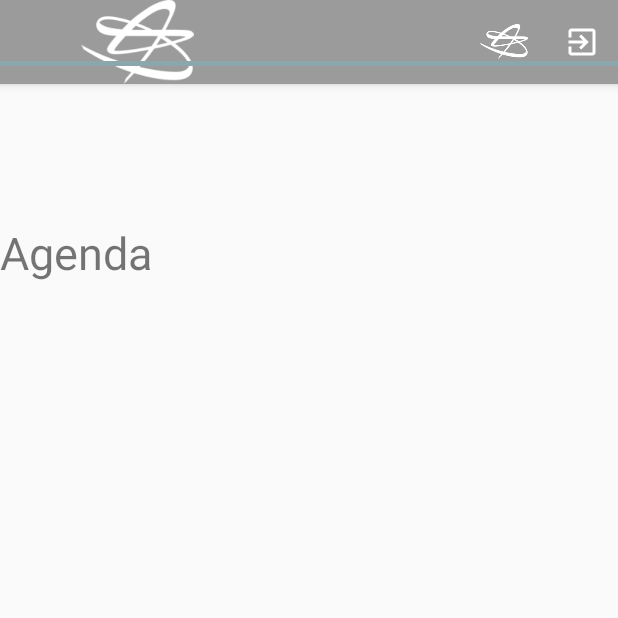
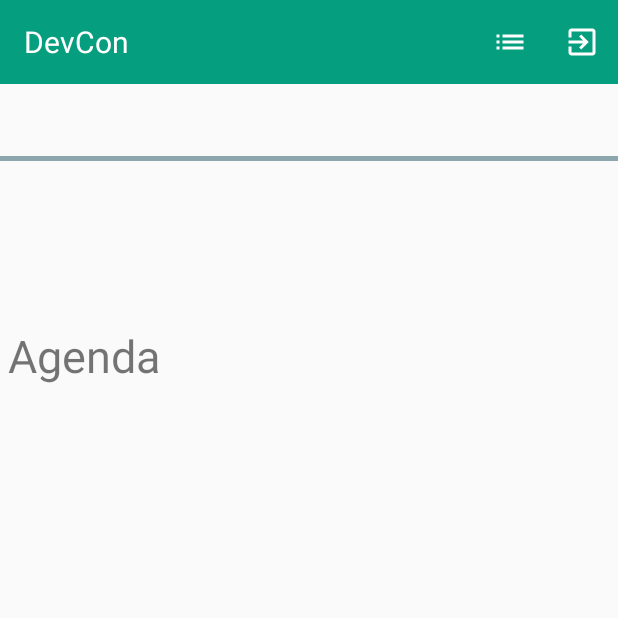
Before and after one commit to matulja/DevConfApp, an Android app: the EventActivity screen opened directly, with no data from a screen before it, on a phone screen of 412 x 824 dp, the top half of it. Run offline under Robolectric (Android 15) with nearby library versions, the phone set to English and light mode, and no system bars; libraries missing offline, so code that uses them is left out: com.loopj.android, cz.msebera.android; 2 statements that could not run were skipped.

Commit message:
added toolbar to all activities with layout and functions - back_to_event function in event list still not working

```diff
--- a/app/src/main/java/com/senacor/devconfapp/activities/EventActivity.java
+++ b/app/src/main/java/com/senacor/devconfapp/activities/EventActivity.java
@@ -7,9 +7,7 @@ import android.preference.PreferenceManager;
 import android.support.v7.app.AppCompatActivity;
 import android.support.v7.widget.Toolbar;
 import android.view.Menu;
-import android.view.MenuInflater;
 import android.view.MenuItem;
-import android.widget.TextView;
 
 import com.loopj.android.http.RequestParams;
 import com.senacor.devconfapp.R;
@@ -25,27 +23,38 @@ public class EventActivity extends AppCompatActivity {
     private SharedPreferences sharedPref;
     public static String URL;
     EventHandler eventHandler = new EventHandler(EventActivity.this);
-    Toolbar toolbar;
+    private Toolbar toolbar;
 
     @Override
     protected void onCreate(Bundle savedInstanceState) {
         super.onCreate(savedInstanceState);
         setContentView(event);
+        toolbar=(Toolbar) findViewById(R.id.toolbar_event);
+        if (toolbar != null){
+        setSupportActionBar(toolbar);}
         URL = getIntent().getExtras().getString("url");
         sharedPref = PreferenceManager.getDefaultSharedPreferences(this);
         eventHandler.getEvent(URL);
-        toolbar=(Toolbar) findViewById(R.id.toolbar);
-        setSupportActionBar(toolbar);
-        getSupportActionBar().setDisplayShowHomeEnabled(true);
-        //AppLogo
-        getSupportActionBar().setLogo(R.drawable.logow);
-        getSupportActionBar().setDisplayUseLogoEnabled(true);
-        // Remove default title text
-        getSupportActionBar().setDisplayShowTitleEnabled(false);
-        // Get access to the custom title view
-        TextView mTitle = (TextView) toolbar.findViewById(R.id.toolbar_title);
     }
 
+    @Override
+    public boolean onPrepareOptionsMenu(final Menu menu) {
+        /*MenuItem newEvent = menu.findItem(R.id.list_all_events);
+        newEvent.setVisible(sharedPref.getString("role", "role").equals("ADMIN"));*/
+        return true;
+    }
+
+    @Override
+    public boolean onCreateOptionsMenu (final Menu menu){
+        getMenuInflater().inflate(R.menu.main, menu);
+        return super.onCreateOptionsMenu(menu);
+
+    }
+
+    @Override
+    protected void onStart () {
+        super.onStart();
+    }
 
     @Override
     public boolean onOptionsItemSelected(MenuItem item) {
@@ -77,23 +86,4 @@ public class EventActivity extends AppCompatActivity {
 
         }
 
-    @Override
-    public boolean onPrepareOptionsMenu(Menu menu) {
-        MenuItem newEvent = menu.findItem(R.id.list_all_events);
-        newEvent.setVisible(sharedPref.getString("role", "role").equals("ADMIN"));
-        return true;
-    }
-
-        @Override
-        public boolean onCreateOptionsMenu (Menu menu){
-
-            getMenuInflater().inflate(R.menu.main, menu);
-            return super.onCreateOptionsMenu(menu);
-        }
-
-        @Override
-        protected void onStart () {
-            super.onStart();
-        }
-
-    }
+}
--- /dev/null
+++ b/app/src/main/res/drawable/ic_list_forevent_24dp.xml
@@ -0,0 +1,9 @@
+<vector xmlns:android="http://schemas.android.com/apk/res/android"
+        android:width="24dp"
+        android:height="24dp"
+        android:viewportWidth="24.0"
+        android:viewportHeight="24.0">
+    <path
+        android:fillColor="@color/senacorWhite"
+        android:pathData="M3,13h2v-2L3,11v2zM3,17h2v-2L3,15v2zM3,9h2L5,7L3,7v2zM7,13h14v-2L7,11v2zM7,17h14v-2L7,15v2zM7,7v2h14L21,7L7,7z"/>
+</vector>
--- a/app/src/main/res/layout/event.xml
+++ b/app/src/main/res/layout/event.xml
@@ -1,105 +1,98 @@
 <?xml version="1.0" encoding="utf-8"?>
-
 <RelativeLayout xmlns:android="http://schemas.android.com/apk/res/android"
     xmlns:app="http://schemas.android.com/apk/res-auto"
     xmlns:tools="http://schemas.android.com/tools"
     android:layout_width="match_parent"
-    android:layout_height="match_parent"
+    android:layout_height="wrap_content"
     android:orientation="vertical"
+    android:fitsSystemWindows="true"
     tools:context=".activities.EventActivity">
-   <!-- android:paddingBottom="@dimen/activity_vertical_margin"
-    android:paddingLeft="@dimen/activity_horizontal_margin"
-    android:paddingRight="@dimen/activity_horizontal_margin"
-    android:paddingTop="@dimen/activity_vertical_margin"
-    android:layout_marginTop="1dp"-->
-    tools:context=".activities.EventActivity">
-    <!-- tools:context="com.senacor.devconfapp.activities.EventActivity" -->
-    <!-- layout_weight of ImageView and
-    weightSum in LinearLayout -->
 
-    <!-- CoordinatorLayout is used to create scrolling and "floating" effects within a layout -->
-    <!-- This is typically the root layout which wraps the app bar and content -->
-    <android.support.design.widget.CoordinatorLayout
-        android:id="@+id/main_content"
-        xmlns:android="http://schemas.android.com/apk/res/android"
-        xmlns:app="http://schemas.android.com/apk/res-auto"
-        android:layout_width="match_parent"
-        android:layout_height="match_parent">
-
-        <!-- AppBarLayout is a wrapper for a Toolbar in order to apply scrolling effects. -->
-        <!-- Note that AppBarLayout expects to be the first child nested within a CoordinatorLayout -->
-        <android.support.design.widget.AppBarLayout
-            android:id="@+id/appBar"
-            android:layout_width="match_parent"
-            android:layout_height="wrap_content"
-            android:theme="@style/ThemeOverlay.AppCompat.ActionBar">
-
-            <!-- Toolbar is the actual app bar with text and the action items -->
-            <android.support.v7.widget.Toolbar
-                android:id="@+id/toolbar"
-                android:layout_width="match_parent"
-                android:layout_height="?attr/actionBarSize"
-                android:background="?attr/colorPrimary"
-                app:layout_scrollFlags="scroll|enterAlways" />
-        </android.support.design.widget.AppBarLayout>
-
-        <!-- This could also be included from another file using the include tag -->
-        <!-- i.e `res/layout/content_main.xml` -->
-        <!-- `app:layout_behavior` is set to a pre-defined standard scrolling behavior -->
-        <android.support.v7.widget.RecyclerView
-            android:id="@+id/my_recycler_view"
-            android:layout_width="match_parent"
-            android:layout_height="match_parent"
-            android:clipToPadding="false"
-            app:layout_behavior="@string/appbar_scrolling_view_behavior" />
-
-    </android.support.design.widget.CoordinatorLayout>
-
-
+    <include
+        layout="@layout/toolbar"
+        android:id="@+id/toolbar_event"
+        android:layout_width="fill_parent"
+        android:layout_height="wrap_content"
+        android:layout_alignParentTop="true"
+        android:layout_alignParentStart="true" />
 
     <!-- DevCon Details-->
 
     <TextView
+        android:layout_width="match_parent"
+        android:layout_height="match_parent"
+        android:id="@+id/info_noSpeech"
+        android:textStyle="bold|italic"
+        android:textSize="15sp"
+        android:visibility="gone"
+        android:text="@string/info_noSpeech"
+        android:gravity="center"/>
+
+
+    <!--
+    <ImageButton
+        android:id="@+id/addSpeechButton"
+        android:layout_width="wrap_content"
+        android:layout_height="wrap_content"
+        android:layout_alignParentBottom="true"
+        android:layout_alignParentRight="true"
+        android:layout_margin="20dp"
+        android:src="@drawable/ic_mode_plus_green_24dp"
+        android:visibility="gone"/> -->
+
+    <!--> optional -->
+    <ImageView
+        android:id="@+id/addSpeechButton"
+        android:src="@drawable/ic_mode_plus_green_24dp"
+        android:layout_width="wrap_content"
+        android:layout_height="wrap_content"
+        android:layout_alignParentEnd="true"
+        android:layout_alignParentBottom="true"
+        android:layout_marginBottom="10sp"
+        android:visibility="gone"
+        android:contentDescription="ButtonForAddingSpeech" />
+
+    <TextView
         android:id="@+id/event_name"
         android:layout_height="wrap_content"
-        android:layout_width="wrap_content"
-        android:layout_alignParentLeft="true"
+        android:layout_width="match_parent"
         android:textSize="24sp"
         android:layout_marginRight="70sp"
         android:layout_marginLeft="5sp"
-        android:layout_alignParentTop="true"
-        android:textColor="@color/senacorBlue"/>
-
-
-    <Button
-        android:id="@+id/joinButton"
-        android:layout_width="70sp"
-        android:layout_height="30sp"
-        android:layout_above="@+id/lineDevCon"
-        android:layout_alignEnd="@+id/lineDevCon"
-        android:layout_alignRight="@+id/lineDevCon"
-        android:background="@drawable/roundedbutton"
-        android:textColor="@color/senacorWhite"
-        android:textSize="14sp"
-        android:visibility="invisible"/>
+        android:textColor="@color/senacorBlue"
+        android:layout_marginTop="7dp"
+        android:layout_below="@+id/toolbar_event"
+        android:layout_toStartOf="@+id/joinButton" />
 
     <View
         android:id="@+id/lineDevCon"
         android:layout_height="3dp"
         android:background="@color/senacorBlueLight"
         android:layout_width="wrap_content"
-        android:layout_marginTop="8sp"
         android:layout_below="@+id/event_name"
-        android:layout_alignParentLeft="true"
-        android:layout_alignParentRight="true" />
+        android:layout_alignParentStart="true"
+        android:layout_marginTop="8dp" />
+
+    <!-- Agenda-->
+    <ListView
+        android:id="@+id/list_speeches"
+        android:layout_width="match_parent"
+        android:layout_height="wrap_content"
+        android:headerDividersEnabled="false"
+        android:dividerHeight="5sp"
+        android:divider="@color/senacorWhite"
+        android:layout_below="@+id/agenda"
+        android:layout_alignParentStart="true" />
 
     <RelativeLayout
         android:layout_width="match_parent"
         android:layout_height="wrap_content"
-        android:layout_below="@id/lineDevCon"
         android:id="@+id/event_details"
         android:paddingTop="10sp"
-        android:paddingBottom="10sp">
+        android:paddingBottom="10sp"
+        android:layout_marginTop="7dp"
+        android:layout_below="@+id/lineDevCon"
+        android:layout_toEndOf="@+id/info_noSpeech">
         <!--
         android:background="@drawable/layoutborder" -->
 
@@ -149,7 +142,8 @@
             android:layout_alignParentRight="true"
             android:visibility="gone"
             android:adjustViewBounds="false"
-            android:id="@+id/button_editEventButton"/>
+            android:id="@+id/button_editEventButton"
+            android:contentDescription="" />
 
         <ImageView
             android:src="@drawable/ic_clear_x"
@@ -159,65 +153,28 @@
             android:layout_alignParentRight="true"
             android:layout_below="@+id/button_editEventButton"
             android:visibility="gone"/>
+
     </RelativeLayout>
 
+    <Button
+        android:id="@+id/joinButton"
+        android:layout_width="70sp"
+        android:layout_height="30sp"
+        android:background="@drawable/roundedbutton"
+        android:textColor="@color/senacorWhite"
+        android:textSize="14sp"
+        android:visibility="invisible"
+        android:layout_alignBottom="@+id/event_name"
+        android:layout_alignParentEnd="true"
+        android:layout_marginEnd="7dp" />
 
-
-    <!-- Agenda-->
     <TextView
         android:id="@+id/agenda"
         android:text="@string/agendaTitle"
         android:layout_width="120sp"
         android:layout_height="wrap_content"
         android:textSize="30sp"
-        android:layout_marginTop="10sp"
-        android:layout_marginBottom="10sp"
         android:layout_below="@+id/event_details"
-        android:layout_alignLeft="@id/lineDevCon"
-        android:layout_alignStart="@id/lineDevCon"/>
-
-    <TextView
-        android:layout_width="match_parent"
-        android:layout_height="match_parent"
-        android:id="@+id/info_noSpeech"
-        android:textStyle="bold|italic"
-        android:textSize="15sp"
-        android:visibility="gone"
-        android:text="@string/info_noSpeech"
-        android:gravity="center"/>
-
-    <ListView
-        android:id="@+id/list_speeches"
-        android:layout_width="match_parent"
-        android:layout_height="wrap_content"
-        android:layout_below="@+id/agenda"
-        android:layout_alignParentLeft="true"
-        android:layout_alignParentStart="true"
-        android:headerDividersEnabled="false"
-        android:dividerHeight="5sp"
-        android:divider="@color/senacorWhite"/>
-
-
-    <!--
-    <ImageButton
-        android:id="@+id/addSpeechButton"
-        android:layout_width="wrap_content"
-        android:layout_height="wrap_content"
-        android:layout_alignParentBottom="true"
-        android:layout_alignParentRight="true"
-        android:layout_margin="20dp"
-        android:src="@drawable/ic_mode_plus_green_24dp"
-        android:visibility="gone"/> -->
-
-    <!--> optional -->
-    <ImageView
-        android:id="@+id/addSpeechButton"
-        android:src="@drawable/ic_mode_plus_green_24dp"
-        android:layout_width="wrap_content"
-        android:layout_height="wrap_content"
-        android:layout_alignParentEnd="true"
-        android:layout_alignParentBottom="true"
-        android:layout_marginBottom="10sp"
-        android:visibility="gone" />
+        android:layout_alignStart="@+id/event_name" />
 
 </RelativeLayout>
--- /dev/null
+++ b/app/src/main/res/layout/toolbar.xml
@@ -0,0 +1,20 @@
+<?xml version="1.0" encoding="utf-8"?>
+<android.support.v7.widget.Toolbar xmlns:android="http://schemas.android.com/apk/res/android"
+    android:id="@+id/menutoolbar"
+    android:layout_width="fill_parent"
+    android:layout_height="wrap_content"
+    android:layout_alignParentTop="true"
+    android:minHeight="?attr/actionBarSize"
+    android:background="@color/senacorGreen"
+    android:theme="@style/AppTheme"
+    >
+
+    <TextView
+        android:id="@+id/toolbar_title"
+        android:layout_width="match_parent"
+        android:layout_height="wrap_content"
+        android:text="DevCon"
+        android:textColor="@color/senacorWhite"
+        />
+
+</android.support.v7.widget.Toolbar>
--- a/app/src/main/res/menu/main.xml
+++ b/app/src/main/res/menu/main.xml
@@ -1,22 +1,43 @@
 <?xml version="1.0" encoding="utf-8"?>
 <menu xmlns:android="http://schemas.android.com/apk/res/android"
-    xmlns:app="http://schemas.android.com/apk/res-auto">
+    xmlns:app="http://schemas.android.com/apk/res-auto"
+    xmlns:tools="http://schemas.android.com/tools">
 
+    <!-- Back To Event Icon -->
+    <item
+        android:id="@+id/backToEvent"
+        android:icon="@drawable/ic_keyboard_arrow_left_24dp"
+        android:title="Back to Event"
+        android:layout_width="wrap_content"
+        android:visible="false"
+        app:showAsAction="always"
+        />
 
+    <!-- Show all Events Icon -->
     <item
         android:id="@+id/list_all_events"
-        android:icon="@drawable/ic_keyboard_arrow_left_24dp"
-        android:title="Show all events"
+        android:icon="@drawable/ic_list_forevent_24dp"
+        android:title="Show all Events"
         android:layout_width="wrap_content"
         app:showAsAction="always"
         />
 
+    <!-- Log Out Icon -->
     <item
+        android:id="@+id/action_log_out"
+        android:icon="@drawable/ic_exit_to_app_24dp"
+        android:title="Logout"
+        app:showAsAction="always"
+        />
+
+
+  <!--  <item
         android:id="@+id/logo_senacor_white_png"
         android:layout_width="40dp"
         android:icon="@drawable/logow"
         app:showAsAction="always"
-        android:title="Senacor Logo" />
+        android:title="Senacor Logo"
+        />-->
 
     <!-- Menu Icon -->
  <!--   <item
@@ -30,13 +51,4 @@
         app:showAsAction="never"
         />-->
 
-    <!-- Log Out Icon -->
-    <item
-        android:id="@+id/action_log_out"
-        android:icon="@drawable/ic_exit_to_app_24dp"
-        android:title="log out icon"
-        app:showAsAction="always"
-        />
-
-
 </menu>
--- a/app/src/main/res/values/styles.xml
+++ b/app/src/main/res/values/styles.xml
@@ -4,9 +4,10 @@
     <style name="AppTheme" parent="Theme.AppCompat.Light.NoActionBar">
         <!-- Customize your theme here. -->
         <item name="colorPrimary">@color/colorPrimary</item>
+        <item name="android:windowActionBar">false</item>
         <item name="colorPrimaryDark">@color/colorPrimaryDark</item>
         <item name="colorAccent">@color/colorAccent</item>
-        <item name="android:textSize">18sp</item>
+        <item name="android:textSize">20sp</item>
     </style>
 
     <style name="RatingBar" parent="@android:style/Widget.RatingBar">
```
Also changed, not shown: app/src/main/java/com/senacor/devconfapp/activities/CreateEventActivity.java (+2 -11 lines), app/src/main/java/com/senacor/devconfapp/activities/EventListActivity.java (+15 -19 lines), app/src/main/java/com/senacor/devconfapp/activities/LoginActivity.java (+11 -11 lines), app/src/main/res/layout/activity_events.xml (+26 -20 lines), app/src/main/res/layout/activity_login.xml (+22 -17 lines).
